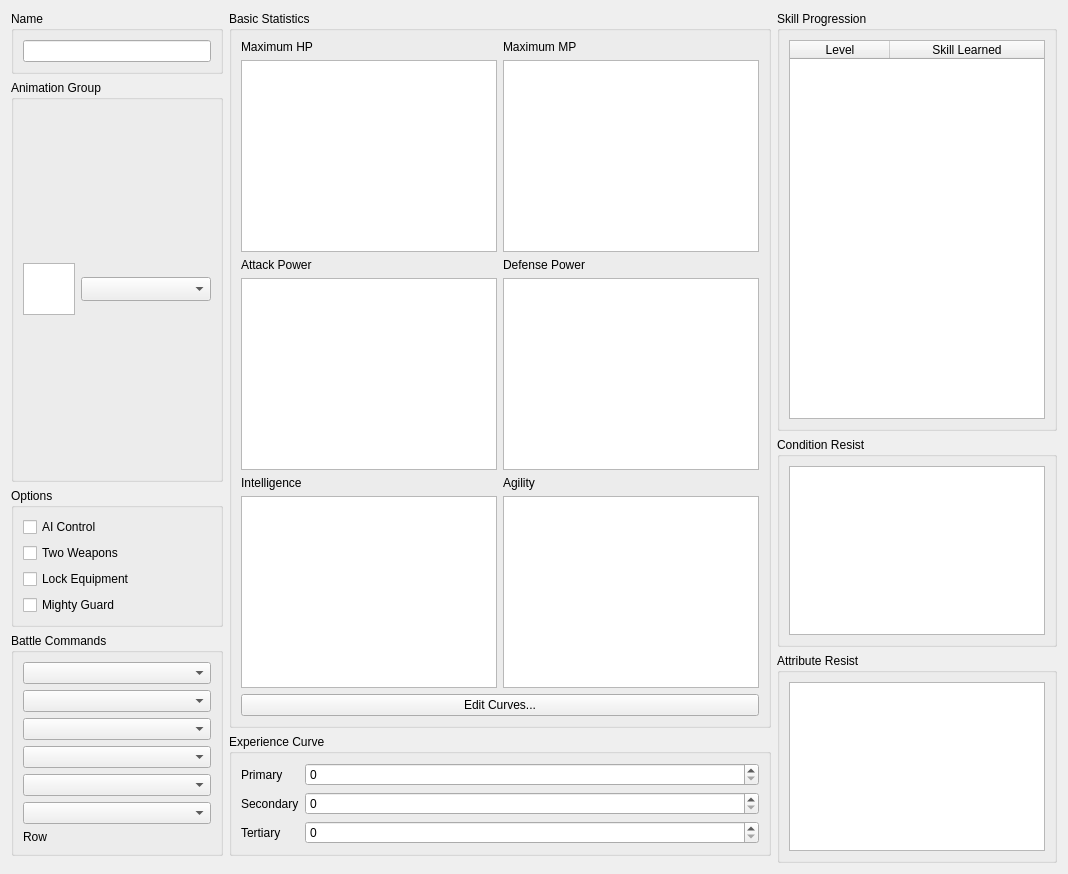
Above: src/ui/database/class_widget.ui from oulianov/Editor before the change. Below: the same form after it.
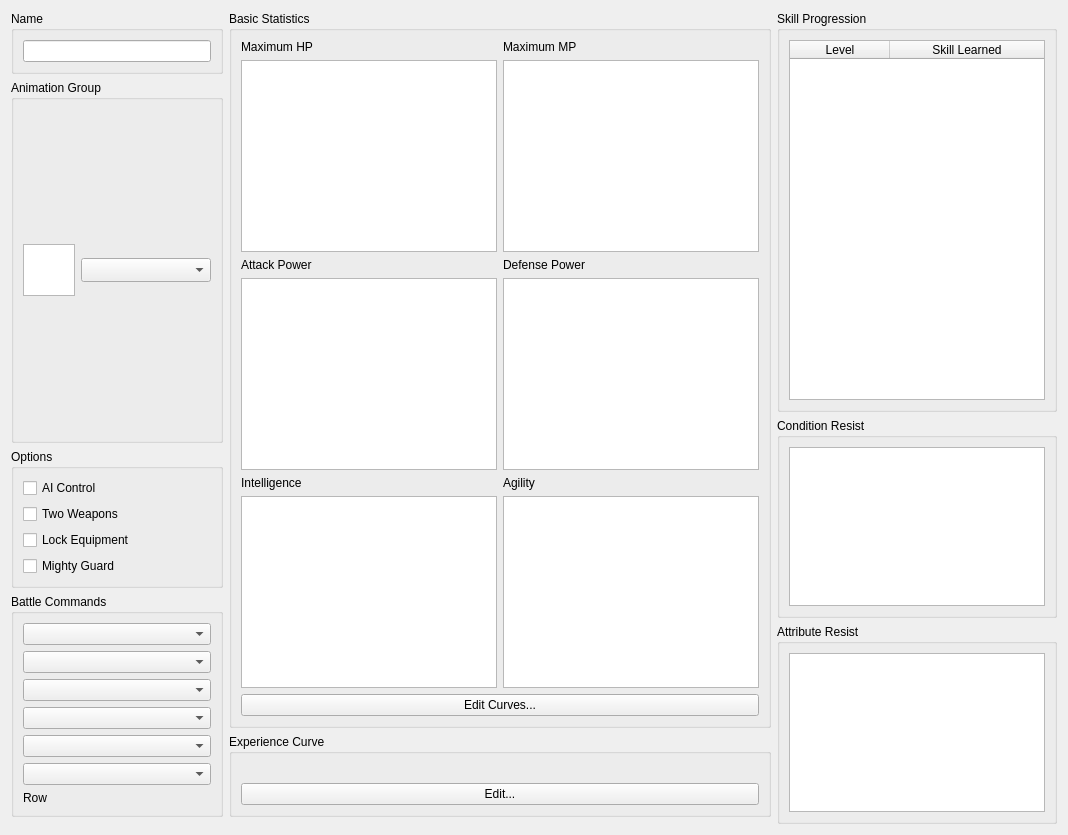
That is the form after the change.

What changed in the file:
```diff
--- a/src/ui/database/class_widget.ui
+++ b/src/ui/database/class_widget.ui
@@ -218,55 +218,21 @@
        <property name="title">
         <string>Experience Curve</string>
        </property>
-       <layout class="QFormLayout" name="layoutExperience">
-        <item row="0" column="0">
-         <widget class="QLabel" name="labelExpBase">
-          <property name="text">
-           <string>Primary</string>
+       <layout class="QVBoxLayout" name="layoutExperience">
+        <item>
+         <widget class="QLabel" name="labelExpCurve">
+          <property name="wordWrap">
+           <bool>true</bool>
           </property>
           <property name="buddy">
            <cstring>spinExpBase</cstring>
           </property>
          </widget>
         </item>
-        <item row="0" column="1">
-         <widget class="QSpinBox" name="spinExpBase">
-          <property name="maximum">
-           <number>9999</number>
-          </property>
-         </widget>
-        </item>
-        <item row="1" column="0">
-         <widget class="QLabel" name="labelExpInflation">
+        <item>
+         <widget class="QPushButton" name="pushExpCurveEdit">
           <property name="text">
-           <string>Secondary</string>
-          </property>
-          <property name="buddy">
-           <cstring>spinExpInflation</cstring>
-          </property>
-         </widget>
-        </item>
-        <item row="1" column="1">
-         <widget class="QSpinBox" name="spinExpInflation">
-          <property name="maximum">
-           <number>9999</number>
-          </property>
-         </widget>
-        </item>
-        <item row="2" column="0">
-         <widget class="QLabel" name="labelExpCorrection">
-          <property name="text">
-           <string>Tertiary</string>
-          </property>
-          <property name="buddy">
-           <cstring>spinExpCorrection</cstring>
-          </property>
-         </widget>
-        </item>
-        <item row="2" column="1">
-         <widget class="QSpinBox" name="spinExpCorrection">
-          <property name="maximum">
-           <number>9999</number>
+           <string>Edit...</string>
           </property>
          </widget>
         </item>
```
Left out of the diff: 3 changed lines with no effect on the pictures.
